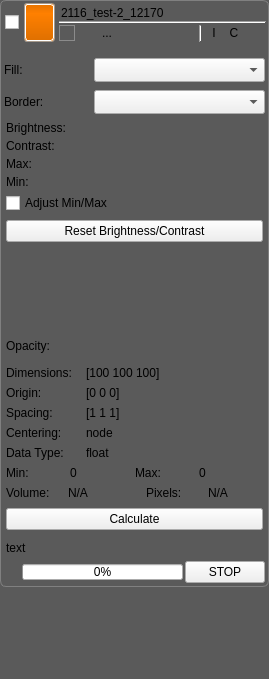
Qt form src/Interface/Application/LayerWidget.ui (rblake/seg3d2) before a commit.
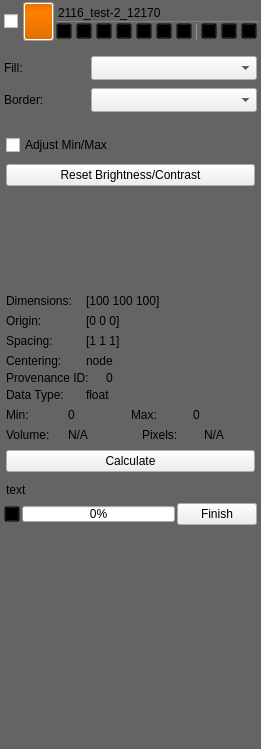
The same form after that commit. Icons and pictures are not drawn. Custom widgets are drawn as their Qt base class.

Commit message: merge in changes from the provenance branch

```diff
--- a/src/Interface/Application/LayerWidget.ui
+++ b/src/Interface/Application/LayerWidget.ui
@@ -6,8 +6,8 @@
    <rect>
     <x>0</x>
     <y>0</y>
-    <width>269</width>
-    <height>679</height>
+    <width>261</width>
+    <height>749</height>
    </rect>
   </property>
   <property name="mouseTracking">
@@ -18,21 +18,28 @@
   </property>
   <property name="styleSheet">
    <string notr="true">QWidget#background_{
-	background-color: rgb( 90, 90, 90 );
+	background-color: rgb( 100, 100, 100 );
 }
 
 QLabel#facade_widget_{
 	background-color: rgba(0, 0, 0, 0);
 }
 
+QFrame#iso_control_separator_line_{
+	background-color: gray;
+}
+
 QWidget#base_{
 	background-color: qlineargradient(spread:pad, x1:0.5, y1:0, x2:0.5, y2:0.960227, stop:0 rgba(211, 211, 211, 255), stop:0.155779 rgba(225, 225, 225, 255), 				stop:1 rgba(194, 194, 194, 255));
-	border: 1px solid gray;
-border-radius: 6px;
+border-radius: 3px;
+}
+
+QWidget#buttons_widget_{
+	border-top: 1px solid gray;
 }
 
 QToolButton#viewer_0_button_{
-	border: 2px solid rgb( 90, 90, 90 );
+	border: 2px solid rgb( 100, 100, 100 );
 	border-radius: 3px;
 }
 
@@ -42,7 +49,7 @@
 
 
 QToolButton#viewer_1_button_{
-	border: 1px solid rgb( 90, 90, 90 );
+	border: 1px solid rgb( 100, 100, 100 );
 	border-radius: 3px;
 }
 
@@ -52,7 +59,7 @@
 
 
 QToolButton#viewer_2_button_{
-	border: 1px solid rgb( 90, 90, 90 );
+	border: 1px solid rgb( 100, 100, 100 );
 	border-radius: 3px;
 }
 
@@ -61,7 +68,7 @@
 }
 
 QToolButton#viewer_3_button_{
-	border: 1px solid rgb( 90, 90, 90 );
+	border: 1px solid rgb( 100, 100, 100 );
 	border-radius: 3px;
 }
 
@@ -70,7 +77,7 @@
 }
 
 QToolButton#viewer_4_button_{
-	border: 1px solid rgb( 90, 90, 90 );
+	border: 1px solid rgb( 100, 100, 100 );
 	border-radius: 3px;
 }
 
@@ -79,7 +86,7 @@
 }
 
 QToolButton#viewer_5_button_{
-	border: 1px solid rgb( 90, 90, 90 );
+	border: 1px solid rgb( 100, 100, 100 );
 	border-radius: 3px;
 }
 
@@ -102,7 +109,7 @@
 	border: 1px solid rgba(165, 165, 165, 200);
 }
 QWidget#typeGradient_{
-	border-radius: 3px;
+	border-radius: 2px;
 	border: 1px solid white;
 	background-color: qlineargradient(spread:pad, x1:0.5, y1:0, x2:0.5, y2:0.960227, stop:0 rgba(0, 0, 0, 25), stop:0.258706 rgba(40, 40, 40, 0), stop:1 rgba(0, 0, 0, 30));
 }
@@ -112,7 +119,6 @@
 
 QToolButton{
 	background-color: rgba(0, 0, 0, 0);
-	border: 1px solid rgba(0, 0, 0, 0);
 }
 QToolButton:hover{
 	background-color: rgba( 0, 0, 0, 30 );
@@ -124,7 +130,6 @@
 }
 QToolButton:checked{
 	background-color: rgba(0, 0, 0, 0);
-	border: 1px solid rgb(139, 139, 139);
 	margin:0;
 }
 
@@ -163,7 +168,7 @@
         <property name="minimumSize">
          <size>
           <width>0</width>
-          <height>45</height>
+          <height>43</height>
          </size>
         </property>
         <layout class="QVBoxLayout" name="verticalLayout_9">
@@ -178,13 +183,13 @@
            <property name="minimumSize">
             <size>
              <width>0</width>
-             <height>45</height>
+             <height>43</height>
             </size>
            </property>
            <property name="maximumSize">
             <size>
              <width>16777215</width>
-             <height>45</height>
+             <height>43</height>
             </size>
            </property>
            <layout class="QHBoxLayout" name="horizontalLayout_4">
@@ -192,16 +197,16 @@
              <number>0</number>
             </property>
             <property name="leftMargin">
-             <number>3</number>
+             <number>2</number>
             </property>
             <property name="topMargin">
-             <number>1</number>
+             <number>0</number>
             </property>
             <property name="rightMargin">
-             <number>3</number>
+             <number>2</number>
             </property>
             <property name="bottomMargin">
-             <number>1</number>
+             <number>0</number>
             </property>
             <item>
              <widget class="QWidget" name="checkbox_widget_" native="true">
@@ -287,6 +292,9 @@
                </property>
                <item>
                 <widget class="QWidget" name="typeGradient_" native="true">
+                 <property name="enabled">
+                  <bool>true</bool>
+                 </property>
                  <property name="sizePolicy">
                   <sizepolicy hsizetype="Fixed" vsizetype="Fixed">
                    <horstretch>0</horstretch>
@@ -343,7 +351,7 @@
                 <number>0</number>
                </property>
                <property name="leftMargin">
-                <number>4</number>
+                <number>2</number>
                </property>
                <property name="topMargin">
                 <number>0</number>
@@ -365,13 +373,13 @@
                  <property name="minimumSize">
                   <size>
                    <width>0</width>
-                   <height>18</height>
+                   <height>19</height>
                   </size>
                  </property>
                  <property name="maximumSize">
                   <size>
                    <width>16777215</width>
-                   <height>18</height>
+                   <height>19</height>
                   </size>
                  </property>
                  <property name="focusPolicy">
@@ -401,24 +409,17 @@
                 </widget>
                </item>
                <item>
-                <widget class="Line" name="line">
-                 <property name="orientation">
-                  <enum>Qt::Horizontal</enum>
-                 </property>
-                </widget>
-               </item>
-               <item>
-                <widget class="QWidget" name="widget_2" native="true">
+                <widget class="QWidget" name="buttons_widget_" native="true">
                  <property name="minimumSize">
                   <size>
                    <width>0</width>
-                   <height>18</height>
+                   <height>20</height>
                   </size>
                  </property>
                  <property name="maximumSize">
                   <size>
                    <width>16777215</width>
-                   <height>18</height>
+                   <height>20</height>
                   </size>
                  </property>
                  <layout class="QHBoxLayout" name="horizontalLayout_3">
@@ -665,6 +666,21 @@
                   </item>
                   <item>
                    <widget class="Line" name="iso_control_separator_line_">
+                    <property name="minimumSize">
+                     <size>
+                      <width>1</width>
+                      <height>0</height>
+                     </size>
+                    </property>
+                    <property name="maximumSize">
+                     <size>
+                      <width>1</width>
+                      <height>16777215</height>
+                     </size>
+                    </property>
+                    <property name="styleSheet">
+                     <string notr="true"/>
+                    </property>
                     <property name="orientation">
                      <enum>Qt::Vertical</enum>
                     </property>
@@ -904,7 +920,7 @@
              <widget class="QWidget" name="bright_contrast_" native="true">
               <layout class="QVBoxLayout" name="verticalLayout_4">
                <property name="spacing">
-                <number>2</number>
+                <number>4</number>
                </property>
                <property name="margin">
                 <number>2</number>
@@ -918,19 +934,6 @@
                   <property name="margin">
                    <number>0</number>
                   </property>
-                  <item>
-                   <widget class="QLabel" name="brigntness_label_">
-                    <property name="sizePolicy">
-                     <sizepolicy hsizetype="Preferred" vsizetype="Preferred">
-                      <horstretch>0</horstretch>
-                      <verstretch>0</verstretch>
-                     </sizepolicy>
-                    </property>
-                    <property name="text">
-                     <string>Brightness:</string>
-                    </property>
-                   </widget>
-                  </item>
                   <item>
                    <widget class="QtUtils::QtSliderDoubleCombo" name="brightness_adjuster_" native="true"/>
                   </item>
@@ -946,31 +949,6 @@
                   <property name="margin">
                    <number>0</number>
                   </property>
-                  <item>
-                   <widget class="QLabel" name="contrast_label_">
-                    <property name="sizePolicy">
-                     <sizepolicy hsizetype="Preferred" vsizetype="Preferred">
-                      <horstretch>0</horstretch>
-                      <verstretch>0</verstretch>
-                     </sizepolicy>
-                    </property>
-                    <property name="minimumSize">
-                     <size>
-                      <width>0</width>
-                      <height>0</height>
-                     </size>
-                    </property>
-                    <property name="maximumSize">
-                     <size>
-                      <width>16777215</width>
-                      <height>16777215</height>
-                     </size>
-                    </property>
-                    <property name="text">
-                     <string>Contrast:</string>
-                    </property>
-                   </widget>
-                  </item>
                   <item>
                    <widget class="QtUtils::QtSliderDoubleCombo" name="contrast_adjuster_" native="true"/>
                   </item>
@@ -986,13 +964,6 @@
                   <property name="margin">
                    <number>0</number>
                   </property>
-                  <item>
-                   <widget class="QLabel" name="label_4">
-                    <property name="text">
-                     <string>Max:</string>
-                    </property>
-                   </widget>
-                  </item>
                   <item>
                    <widget class="QtUtils::QtSliderDoubleCombo" name="display_max_adjuster_" native="true"/>
                   </item>
@@ -1008,13 +979,6 @@
                   <property name="margin">
                    <number>0</number>
                   </property>
-                  <item>
-                   <widget class="QLabel" name="label_6">
-                    <property name="text">
-                     <string>Min:</string>
-                    </property>
-                   </widget>
-                  </item>
                   <item>
                    <widget class="QtUtils::QtSliderDoubleCombo" name="display_min_adjuster_" native="true"/>
                   </item>
@@ -1022,13 +986,31 @@
                 </widget>
                </item>
                <item>
-                <widget class="QCheckBox" name="adjust_minmax_checkbox_">
-                 <property name="toolTip">
-                  <string>Adjust the contrast/brightness by setting the minimum and maximum gray value</string>
+                <widget class="QWidget" name="widget_2" native="true">
+                 <property name="sizePolicy">
+                  <sizepolicy hsizetype="Preferred" vsizetype="Fixed">
+                   <horstretch>0</horstretch>
+                   <verstretch>0</verstretch>
+                  </sizepolicy>
                  </property>
-                 <property name="text">
-                  <string>Adjust Min/Max</string>
-                 </property>
+                 <layout class="QHBoxLayout" name="horizontalLayout_25">
+                  <property name="spacing">
+                   <number>0</number>
+                  </property>
+                  <property name="margin">
+                   <number>0</number>
+                  </property>
+                  <item>
+                   <widget class="QCheckBox" name="adjust_minmax_checkbox_">
+                    <property name="toolTip">
+                     <string>Adjust the contrast/brightness by setting the minimum and maximum gray value</string>
+                    </property>
+                    <property name="text">
+                     <string>Adjust Min/Max</string>
+                    </property>
+                   </widget>
+                  </item>
+                 </layout>
                 </widget>
                </item>
                <item>
@@ -1300,26 +1282,7 @@
              <number>4</number>
             </property>
             <item>
-             <widget class="QWidget" name="widget_3" native="true">
-              <layout class="QVBoxLayout" name="verticalLayout_2">
-               <property name="spacing">
-                <number>2</number>
-               </property>
-               <property name="margin">
-                <number>0</number>
-               </property>
-               <item>
-                <widget class="QLabel" name="opacity_label_">
-                 <property name="text">
-                  <string>Opacity:</string>
-                 </property>
-                </widget>
-               </item>
-               <item>
-                <widget class="QtUtils::QtSliderDoubleCombo" name="opacity_adjuster_" native="true"/>
-               </item>
-              </layout>
-             </widget>
+             <widget class="QtUtils::QtSliderDoubleCombo" name="opacity_adjuster_" native="true"/>
             </item>
            </layout>
           </widget>
@@ -1518,6 +1481,38 @@
               </layout>
              </widget>
             </item>
+            <item>
+             <widget class="QWidget" name="widget_10" native="true">
+              <layout class="QHBoxLayout" name="horizontalLayout_24">
+               <property name="spacing">
+                <number>0</number>
+               </property>
+               <property name="margin">
+                <number>0</number>
+               </property>
+               <item>
+                <widget class="QLabel" name="label_13">
+                 <property name="maximumSize">
+                  <size>
+                   <width>100</width>
+                   <height>16777215</height>
+                  </size>
+                 </property>
+                 <property name="text">
+                  <string>Provenance ID:</string>
+                 </property>
+                </widget>
+               </item>
+               <item>
+                <widget class="QLabel" name="provenance_id_">
+                 <property name="text">
+                  <string>0</string>
+                 </property>
+                </widget>
+               </item>
+              </layout>
+             </widget>
+            </item>
             <item>
              <widget class="QWidget" name="datainfo_widget_" native="true">
               <property name="minimumSize">
@@ -1899,7 +1894,7 @@
                   </sizepolicy>
                  </property>
                  <property name="text">
-                  <string>STOP</string>
+                  <string>Finish</string>
                  </property>
                 </widget>
                </item>
```
Left out of the diff: 1 changed line with no effect on the pictures. The commit also changes 566 other files.
